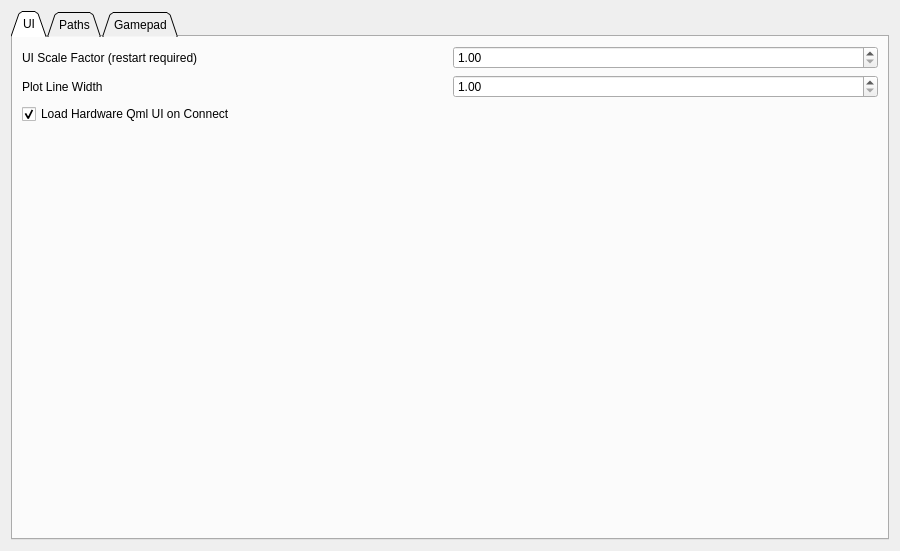
First picture: the form in pages/pagesettings.ui, repository vedderb/vesc_tool, before the edit.
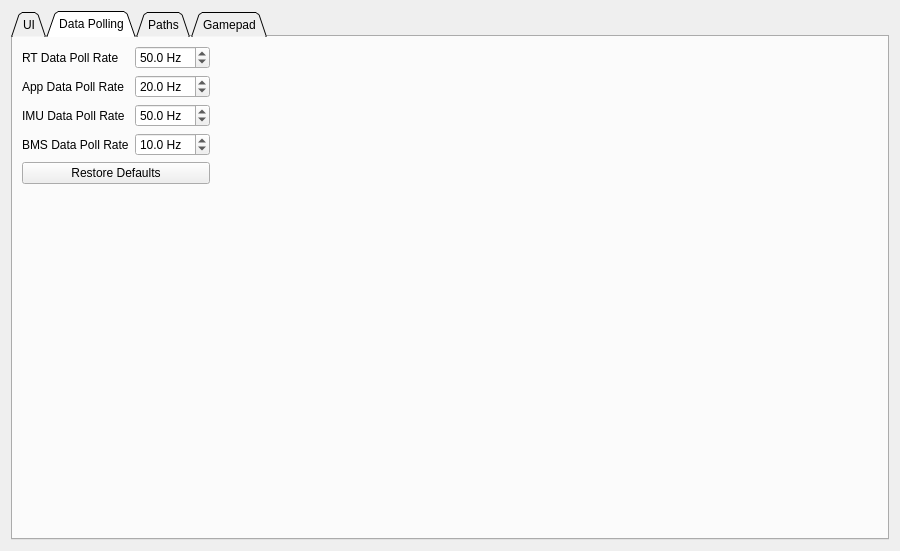
Second picture: the form after the edit. The open tabs and pages were chosen to show the change. Icons and pictures are not drawn. Custom widgets are drawn as their Qt base class.

Commit message: Configurable data poll rates

Diff of the .ui file:
```diff
--- a/pages/pagesettings.ui
+++ b/pages/pagesettings.ui
@@ -114,6 +114,154 @@
        </item>
       </layout>
      </widget>
+     <widget class="QWidget" name="tab_4">
+      <attribute name="title">
+       <string>Data Polling</string>
+      </attribute>
+      <layout class="QGridLayout" name="gridLayout_5">
+       <item row="2" column="0">
+        <widget class="QLabel" name="label_11">
+         <property name="text">
+          <string>IMU Data Poll Rate</string>
+         </property>
+        </widget>
+       </item>
+       <item row="0" column="0">
+        <widget class="QLabel" name="label_9">
+         <property name="text">
+          <string>RT Data Poll Rate</string>
+         </property>
+        </widget>
+       </item>
+       <item row="0" column="1">
+        <widget class="QDoubleSpinBox" name="pollRtDataBox">
+         <property name="suffix">
+          <string> Hz</string>
+         </property>
+         <property name="decimals">
+          <number>1</number>
+         </property>
+         <property name="minimum">
+          <double>0.100000000000000</double>
+         </property>
+         <property name="maximum">
+          <double>200.000000000000000</double>
+         </property>
+         <property name="value">
+          <double>50.000000000000000</double>
+         </property>
+        </widget>
+       </item>
+       <item row="3" column="0">
+        <widget class="QLabel" name="label_12">
+         <property name="text">
+          <string>BMS Data Poll Rate</string>
+         </property>
+        </widget>
+       </item>
+       <item row="1" column="2">
+        <spacer name="horizontalSpacer">
+         <property name="orientation">
+          <enum>Qt::Horizontal</enum>
+         </property>
+         <property name="sizeHint" stdset="0">
+          <size>
+           <width>40</width>
+           <height>20</height>
+          </size>
+         </property>
+        </spacer>
+       </item>
+       <item row="1" column="1">
+        <widget class="QDoubleSpinBox" name="pollAppDataBox">
+         <property name="suffix">
+          <string> Hz</string>
+         </property>
+         <property name="decimals">
+          <number>1</number>
+         </property>
+         <property name="minimum">
+          <double>0.100000000000000</double>
+         </property>
+         <property name="maximum">
+          <double>200.000000000000000</double>
+         </property>
+         <property name="value">
+          <double>20.000000000000000</double>
+         </property>
+        </widget>
+       </item>
+       <item row="1" column="0">
+        <widget class="QLabel" name="label_10">
+         <property name="text">
+          <string>App Data Poll Rate</string>
+         </property>
+        </widget>
+       </item>
+       <item row="5" column="0">
+        <spacer name="verticalSpacer_5">
+         <property name="orientation">
+          <enum>Qt::Vertical</enum>
+         </property>
+         <property name="sizeHint" stdset="0">
+          <size>
+           <width>20</width>
+           <height>40</height>
+          </size>
+         </property>
+        </spacer>
+       </item>
+       <item row="3" column="1">
+        <widget class="QDoubleSpinBox" name="pollBmsDataBox">
+         <property name="suffix">
+          <string> Hz</string>
+         </property>
+         <property name="decimals">
+          <number>1</number>
+         </property>
+         <property name="minimum">
+          <double>0.100000000000000</double>
+         </property>
+         <property name="maximum">
+          <double>200.000000000000000</double>
+         </property>
+         <property name="value">
+          <double>10.000000000000000</double>
+         </property>
+        </widget>
+       </item>
+       <item row="2" column="1">
+        <widget class="QDoubleSpinBox" name="pollImuDataBox">
+         <property name="suffix">
+          <string> Hz</string>
+         </property>
+         <property name="decimals">
+          <number>1</number>
+         </property>
+         <property name="minimum">
+          <double>0.100000000000000</double>
+         </property>
+         <property name="maximum">
+          <double>200.000000000000000</double>
+         </property>
+         <property name="value">
+          <double>50.000000000000000</double>
+         </property>
+        </widget>
+       </item>
+       <item row="4" column="0" colspan="2">
+        <widget class="QPushButton" name="pollRestoreButton">
+         <property name="text">
+          <string>Restore Defaults</string>
+         </property>
+         <property name="icon">
+          <iconset resource="../res.qrc">
+           <normaloff>:/res/icons/Restart-96.png</normaloff>:/res/icons/Restart-96.png</iconset>
+         </property>
+        </widget>
+       </item>
+      </layout>
+     </widget>
      <widget class="QWidget" name="tab_3">
       <attribute name="title">
        <string>Paths</string>
```
The commit also changes 5 other files.
